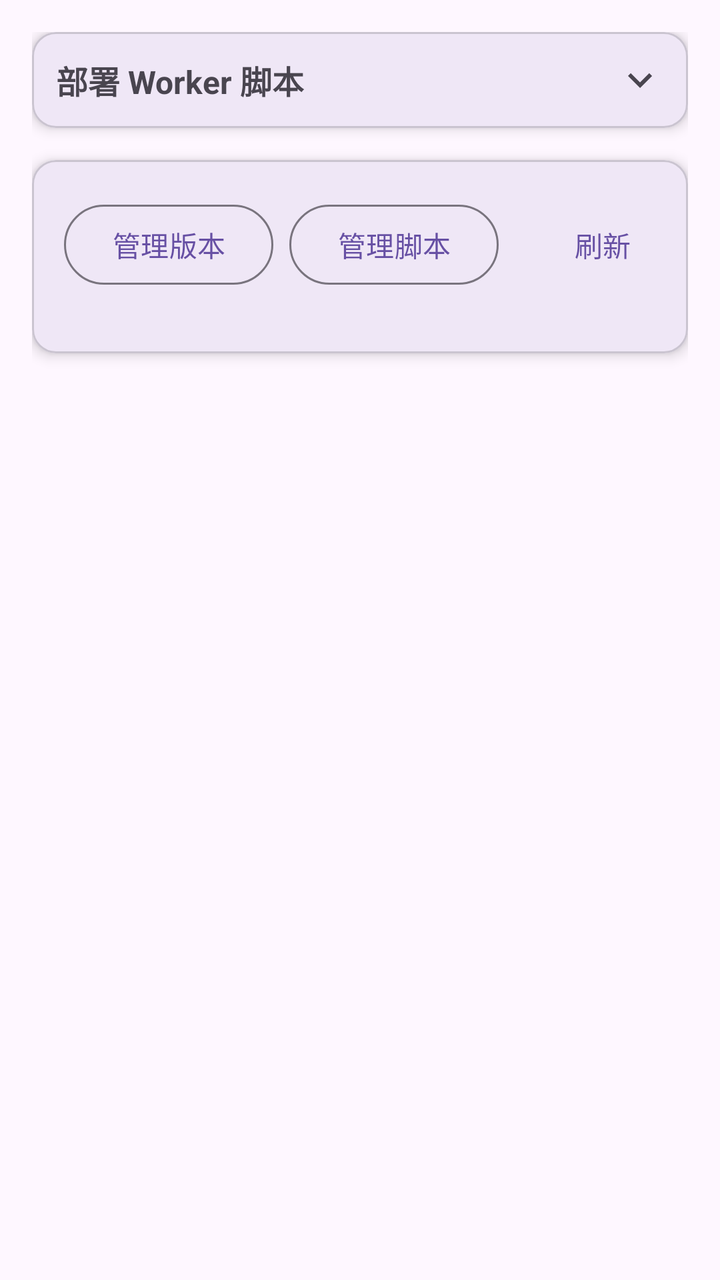
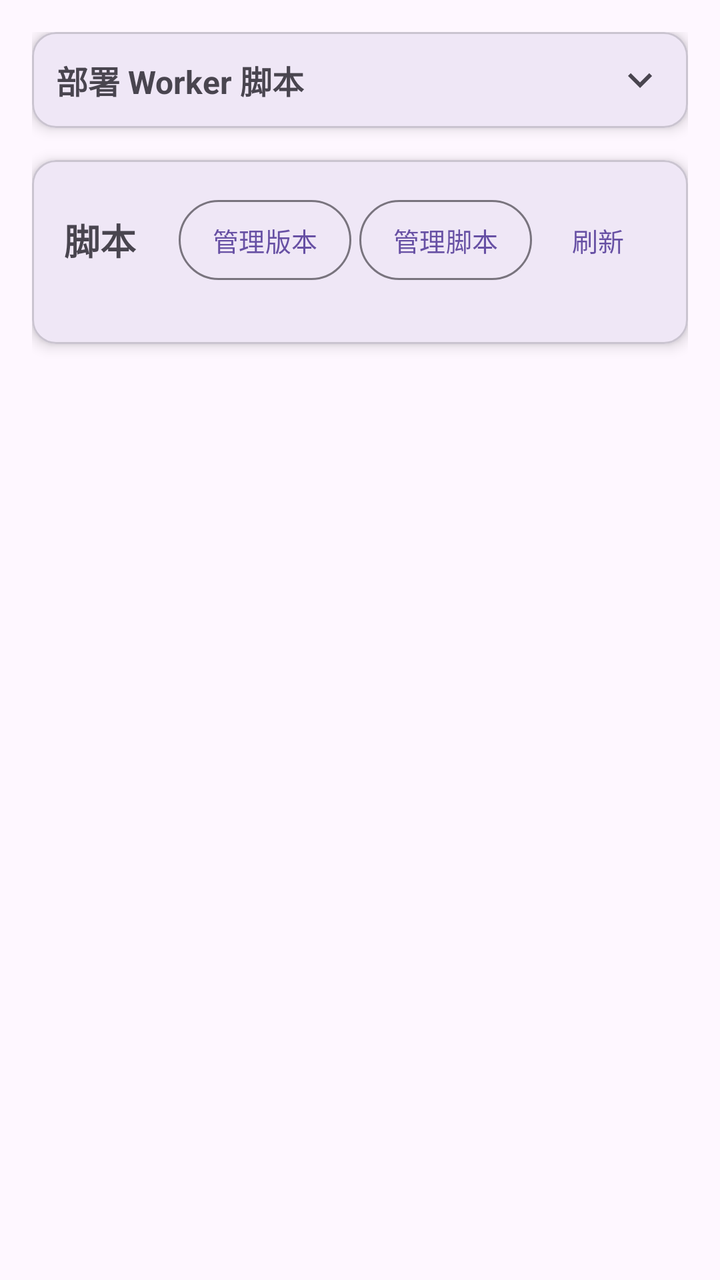

The first picture is an Android layout as it rendered before a commit; the second is the same layout after the commit. The layout source and the unified diff follow.
<!-- AndroidManifest.xml: application theme AppTheme -->
<!-- res/layout/fragment_worker.xml -->
<?xml version="1.0" encoding="utf-8"?>
<androidx.coordinatorlayout.widget.CoordinatorLayout xmlns:android="http://schemas.android.com/apk/res/android"
    xmlns:app="http://schemas.android.com/apk/res-auto"
    android:layout_width="match_parent"
    android:layout_height="match_parent">

    <androidx.core.widget.NestedScrollView
        android:layout_width="match_parent"
        android:layout_height="match_parent"
        android:fillViewport="true"
        android:padding="16dp">

        <LinearLayout
            android:layout_width="match_parent"
            android:layout_height="wrap_content"
            android:orientation="vertical">

            
            <com.google.android.material.card.MaterialCardView
                android:id="@+id/deployCard"
                android:layout_width="match_parent"
                android:layout_height="wrap_content"
                android:layout_marginBottom="16dp"
                app:cardElevation="4dp"
                app:cardCornerRadius="12dp">

                <LinearLayout
                    android:layout_width="match_parent"
                    android:layout_height="wrap_content"
                    android:orientation="vertical">

                    <LinearLayout
                        android:id="@+id/deployCardHeader"
                        android:layout_width="match_parent"
                        android:layout_height="wrap_content"
                        android:orientation="horizontal"
                        android:gravity="center_vertical"
                        android:padding="12dp"
                        android:clickable="true"
                        android:focusable="true"
                        android:background="?attr/selectableItemBackground">

                        <TextView
                            android:layout_width="0dp"
                            android:layout_height="wrap_content"
                            android:layout_weight="1"
                            android:text="部署 Worker 脚本"
                            android:textSize="16sp"
                            android:textStyle="bold" />

                        <ImageView
                            android:id="@+id/deployCardArrow"
                            android:layout_width="24dp"
                            android:layout_height="24dp"
                            android:src="@drawable/ic_arrow_down"
                            android:rotation="0" />

                    </LinearLayout>

                    <LinearLayout
                        android:id="@+id/deployCardContent"
                        android:layout_width="match_parent"
                        android:layout_height="wrap_content"
                        android:orientation="vertical"
                        android:padding="12dp"
                        android:visibility="gone">

                        <com.google.android.material.textfield.TextInputLayout
                            android:layout_width="match_parent"
                            android:layout_height="wrap_content"
                            android:hint="Worker 名称"
                            app:boxBackgroundMode="outline"
                            style="@style/Widget.Material3.TextInputLayout.OutlinedBox.ExposedDropdownMenu"
                            android:layout_marginBottom="10dp">

                            <AutoCompleteTextView
                                android:id="@+id/workerNameEdit"
                                android:layout_width="match_parent"
                                android:layout_height="wrap_content"
                                android:inputType="text" />

                        </com.google.android.material.textfield.TextInputLayout>

                        <com.google.android.material.textfield.TextInputLayout
                            android:layout_width="match_parent"
                            android:layout_height="wrap_content"
                            android:hint="脚本文件(仅支持：.js)"
                            app:boxBackgroundMode="outline"
                            app:endIconMode="custom"
                            app:endIconDrawable="@android:drawable/ic_menu_search"
                            android:layout_marginBottom="10dp">

                            <com.google.android.material.textfield.TextInputEditText
                                android:id="@+id/filePathEdit"
                                android:layout_width="match_parent"
                                android:layout_height="wrap_content"
                                android:inputType="none"
                                android:focusable="false"
                                android:clickable="true" />

                        </com.google.android.material.textfield.TextInputLayout>

                        <com.google.android.material.textfield.TextInputLayout
                            android:layout_width="match_parent"
                            android:layout_height="wrap_content"
                            android:hint="默认兼容日期 2026-06-16"
                            app:placeholderText="输入格式：2026-06-16"
                            app:boxBackgroundMode="outline"
                            android:layout_marginBottom="12dp">

                            <com.google.android.material.textfield.TextInputEditText
                                android:id="@+id/compatibilityDateEdit"
                                android:layout_width="match_parent"
                                android:layout_height="wrap_content"
                                android:inputType="date" />

                        </com.google.android.material.textfield.TextInputLayout>

                        <Button
                            android:id="@+id/selectFileBtn"
                            android:layout_width="match_parent"
                            android:layout_height="wrap_content"
                            android:text="选择文件"
                            android:layout_marginBottom="12dp"
                            style="@style/Widget.Material3.Button.OutlinedButton" />

                        <Button
                            android:id="@+id/uploadBtn"
                            android:layout_width="match_parent"
                            android:layout_height="50dp"
                            android:text="部署脚本"
                            android:textSize="14sp"
                            style="@style/Widget.Material3.Button" />

                        <ProgressBar
                            android:id="@+id/uploadProgress"
                            android:layout_width="match_parent"
                            android:layout_height="wrap_content"
                            android:layout_marginTop="8dp"
                            android:visibility="gone"
                            style="?android:attr/progressBarStyleHorizontal" />

                    </LinearLayout>

                </LinearLayout>

            </com.google.android.material.card.MaterialCardView>

            
            <com.google.android.material.card.MaterialCardView
                android:layout_width="match_parent"
                android:layout_height="wrap_content"
                app:cardElevation="4dp"
                app:cardCornerRadius="12dp">

                <LinearLayout
                    android:layout_width="match_parent"
                    android:layout_height="wrap_content"
                    android:orientation="vertical"
                    android:padding="16dp">

                    <LinearLayout
                        android:layout_width="match_parent"
                        android:layout_height="wrap_content"
                        android:orientation="horizontal"
                        android:gravity="center_vertical"
                        android:layout_marginBottom="12dp">

                        <TextView
                            android:layout_width="0dp"
                            android:layout_height="wrap_content"
                            android:layout_weight="1"
                            android:text="脚本"
                            android:textSize="18sp"
                            android:textStyle="bold" />
                        
                        <Button
                            android:id="@+id/cleanupDeploymentsBtn"
                            android:layout_width="wrap_content"
                            android:layout_height="wrap_content"
                            android:text="管理版本"
                            style="@style/Widget.Material3.Button.OutlinedButton"
                            android:layout_marginEnd="8dp" />

                        <Button
                            android:id="@+id/toggleSelectionModeBtn"
                            android:layout_width="wrap_content"
                            android:layout_height="wrap_content"
                            android:text="管理脚本"
                            style="@style/Widget.Material3.Button.OutlinedButton"
                            android:layout_marginEnd="8dp" />

                        <Button
                            android:id="@+id/refreshBtn"
                            android:layout_width="wrap_content"
                            android:layout_height="wrap_content"
                            android:text="刷新"
                            style="@style/Widget.Material3.Button.TextButton" />

                    </LinearLayout>

                    <LinearLayout
                        android:id="@+id/selectionActionsLayout"
                        android:layout_width="match_parent"
                        android:layout_height="wrap_content"
                        android:orientation="horizontal"
                        android:gravity="center_vertical"
                        android:layout_marginBottom="12dp"
                        android:visibility="gone">

                        <TextView
                            android:id="@+id/selectionStatusText"
                            android:layout_width="0dp"
                            android:layout_height="wrap_content"
                            android:layout_weight="1"
                            android:text="已选择 0 个脚本"
                            android:textAppearance="?attr/textAppearanceBodyMedium" />

                        <Button
                            android:id="@+id/selectAllBtn"
                            android:layout_width="wrap_content"
                            android:layout_height="wrap_content"
                            android:text="全选"
                            style="@style/Widget.Material3.Button.OutlinedButton"
                            android:layout_marginEnd="8dp" />

                        <Button
                            android:id="@+id/batchDeleteBtn"
                            android:layout_width="wrap_content"
                            android:layout_height="wrap_content"
                            android:text="批量删除"
                            style="@style/Widget.Material3.Button" />

                    </LinearLayout>

                    <androidx.recyclerview.widget.RecyclerView
                        android:id="@+id/scriptsRecyclerView"
                        android:layout_width="match_parent"
                        android:layout_height="wrap_content"
                        android:nestedScrollingEnabled="false"
                        app:layoutManager="androidx.recyclerview.widget.LinearLayoutManager" />

                    <TextView
                        android:id="@+id/emptyText"
                        android:layout_width="match_parent"
                        android:layout_height="wrap_content"
                        android:text="暂无脚本"
                        android:textAlignment="center"
                        android:padding="24dp"
                        android:textColor="?android:textColorSecondary"
                        android:visibility="gone" />

                </LinearLayout>

            </com.google.android.material.card.MaterialCardView>

        </LinearLayout>

    </androidx.core.widget.NestedScrollView>

</androidx.coordinatorlayout.widget.CoordinatorLayout>
<!-- resources referenced by this layout -->
<resources>
  <style name="Base.AppTheme" parent="Theme.Material3.DayNight.NoActionBar">
      
      
    </style>
  <!-- unchanged entries left out for length: 2 -->
</resources>

<!-- the commit's change to res/layout/fragment_worker.xml (unified diff, before → after) -->
@@ -44,7 +44,7 @@
                             android:layout_width="0dp"
                             android:layout_height="wrap_content"
                             android:layout_weight="1"
-                            android:text="部署 Worker 脚本"
+                            android:text="@string/xml_fragment_worker"
                             android:textSize="16sp"
                             android:textStyle="bold" />
 
@@ -68,7 +68,7 @@
                         <com.google.android.material.textfield.TextInputLayout
                             android:layout_width="match_parent"
                             android:layout_height="wrap_content"
-                            android:hint="Worker 名称"
+                            android:hint="@string/xml_fragment_worker_hint"
                             app:boxBackgroundMode="outline"
                             style="@style/Widget.Material3.TextInputLayout.OutlinedBox.ExposedDropdownMenu"
                             android:layout_marginBottom="10dp">
@@ -84,7 +84,7 @@
                         <com.google.android.material.textfield.TextInputLayout
                             android:layout_width="match_parent"
                             android:layout_height="wrap_content"
-                            android:hint="脚本文件(仅支持：.js)"
+                            android:hint="@string/xml_fragment_worker_hint_2"
                             app:boxBackgroundMode="outline"
                             app:endIconMode="custom"
                             app:endIconDrawable="@android:drawable/ic_menu_search"
@@ -103,7 +103,7 @@
                         <com.google.android.material.textfield.TextInputLayout
                             android:layout_width="match_parent"
                             android:layout_height="wrap_content"
-                            android:hint="默认兼容日期 2026-06-16"
+                            android:hint="@string/xml_fragment_worker_hint_3"
                             app:placeholderText="输入格式：2026-06-16"
                             app:boxBackgroundMode="outline"
                             android:layout_marginBottom="12dp">
@@ -120,7 +120,7 @@
                             android:id="@+id/selectFileBtn"
                             android:layout_width="match_parent"
                             android:layout_height="wrap_content"
-                            android:text="选择文件"
+                            android:text="@string/worker_select_file"
                             android:layout_marginBottom="12dp"
                             style="@style/Widget.Material3.Button.OutlinedButton" />
 
@@ -128,7 +128,7 @@
                             android:id="@+id/uploadBtn"
                             android:layout_width="match_parent"
                             android:layout_height="50dp"
-                            android:text="部署脚本"
+                            android:text="@string/xml_fragment_worker_2"
                             android:textSize="14sp"
                             style="@style/Widget.Material3.Button" />
 
@@ -159,52 +159,61 @@
                     android:orientation="vertical"
                     android:padding="16dp">
 
+                    
                     <LinearLayout
                         android:layout_width="match_parent"
                         android:layout_height="wrap_content"
                         android:orientation="horizontal"
                         android:gravity="center_vertical"
+                        android:baselineAligned="false"
                         android:layout_marginBottom="12dp">
 
                         <TextView
                             android:layout_width="0dp"
                             android:layout_height="wrap_content"
-                            android:layout_weight="1"
-                            android:text="脚本"
+                            android:layout_weight="2"
+                            android:text="@string/xml_fragment_worker_3"
                             android:textSize="18sp"
-                            android:textStyle="bold" />
+                            android:textStyle="bold"
+                            android:maxLines="1"
+                            android:ellipsize="end" />
                         
                         <Button
                             android:id="@+id/cleanupDeploymentsBtn"
-                            android:layout_width="wrap_content"
-                            android:layout_height="wrap_content"
-                            android:text="管理版本"
-                            style="@style/Widget.Material3.Button.OutlinedButton"
-                            android:layout_marginEnd="8dp" />
+                            android:layout_width="0dp"
+                            android:layout_height="wrap_content"
+                            android:layout_weight="3"
+                            android:text="@string/xml_fragment_worker_4"
+                            style="@style/AppButton.Outlined"
+                            android:layout_marginEnd="4dp" />
 
                         <Button
                             android:id="@+id/toggleSelectionModeBtn"
-                            android:layout_width="wrap_content"
-                            android:layout_height="wrap_content"
-                            android:text="管理脚本"
-                            style="@style/Widget.Material3.Button.OutlinedButton"
-                            android:layout_marginEnd="8dp" />
+                            android:layout_width="0dp"
+                            android:layout_height="wrap_content"
+                            android:layout_weight="3"
+                            android:text="@string/worker_manage_scripts"
+                            style="@style/AppButton.Outlined"
+                            android:layout_marginEnd="4dp" />
 
                         <Button
                             android:id="@+id/refreshBtn"
-                            android:layout_width="wrap_content"
-                            android:layout_height="wrap_content"
-                            android:text="刷新"
-                            style="@style/Widget.Material3.Button.TextButton" />
-
-                    </LinearLayout>
-
+                            android:layout_width="0dp"
+                            android:layout_height="wrap_content"
+                            android:layout_weight="2"
+                            android:text="@string/xml_fragment_worker_5"
+                            style="@style/AppButton.Text" />
+
+                    </LinearLayout>
+
+                    
                     <LinearLayout
                         android:id="@+id/selectionActionsLayout"
                         android:layout_width="match_parent"
                         android:layout_height="wrap_content"
                         android:orientation="horizontal"
                         android:gravity="center_vertical"
+                        android:baselineAligned="false"
                         android:layout_marginBottom="12dp"
                         android:visibility="gone">
 
@@ -212,24 +221,28 @@
                             android:id="@+id/selectionStatusText"
                             android:layout_width="0dp"
                             android:layout_height="wrap_content"
-                            android:layout_weight="1"
-                            android:text="已选择 0 个脚本"
+                            android:layout_weight="3"
+                            android:text="@string/xml_fragment_worker_6"
+                            android:maxLines="1"
+                            android:ellipsize="end"
                             android:textAppearance="?attr/textAppearanceBodyMedium" />
 
                         <Button
                             android:id="@+id/selectAllBtn"
-                            android:layout_width="wrap_content"
-                            android:layout_height="wrap_content"
-                            android:text="全选"
-                            style="@style/Widget.Material3.Button.OutlinedButton"
-                            android:layout_marginEnd="8dp" />
+                            android:layout_width="0dp"
+                            android:layout_height="wrap_content"
+                            android:layout_weight="2"
+                            android:text="@string/snippet_select_all"
+                            style="@style/AppButton.Outlined"
+                            android:layout_marginEnd="4dp" />
 
                         <Button
                             android:id="@+id/batchDeleteBtn"
-                            android:layout_width="wrap_content"
-                            android:layout_height="wrap_content"
-                            android:text="批量删除"
-                            style="@style/Widget.Material3.Button" />
+                            android:layout_width="0dp"
+                            android:layout_height="wrap_content"
+                            android:layout_weight="2"
+                            android:text="@string/xml_fragment_worker_7"
+                            style="@style/AppButton" />
 
                     </LinearLayout>
 
@@ -244,7 +257,7 @@
                         android:id="@+id/emptyText"
                         android:layout_width="match_parent"
                         android:layout_height="wrap_content"
-                        android:text="暂无脚本"
+                        android:text="@string/xml_fragment_worker_8"
                         android:textAlignment="center"
                         android:padding="24dp"
                         android:textColor="?android:textColorSecondary"
<!-- resource entries referenced after the edit -->
@@ -1,8 +1,87 @@
 <!-- resources referenced by this layout -->
 <resources>
+  <string name="snippet_select_all">全选</string>
+  <string name="worker_manage_scripts">管理脚本</string>
+  <string name="worker_select_file">选择文件</string>
+  <string name="xml_fragment_worker">部署 Worker 脚本</string>
+  <string name="xml_fragment_worker_2">部署脚本</string>
+  <string name="xml_fragment_worker_3">脚本</string>
+  <string name="xml_fragment_worker_4">管理版本</string>
+  <string name="xml_fragment_worker_5">刷新</string>
+  <string name="xml_fragment_worker_6">已选择 0 个脚本</string>
+  <string name="xml_fragment_worker_7">批量删除</string>
+  <string name="xml_fragment_worker_8">暂无脚本</string>
+  <string name="xml_fragment_worker_hint">Worker 名称</string>
+  <string name="xml_fragment_worker_hint_2">脚本文件(仅支持：.js)</string>
+  <string name="xml_fragment_worker_hint_3">默认兼容日期 2026-06-16</string>
+  <style name="AppButton" parent="Widget.Material3.Button">
+      <item name="android:minHeight">@dimen/app_button_min_height</item>
+      <item name="android:minWidth">@dimen/app_button_min_width</item>
+      <item name="android:maxLines">2</item>
+      <item name="android:ellipsize">end</item>
+      <item name="android:paddingStart">@dimen/app_button_padding_h</item>
+      <item name="android:paddingEnd">@dimen/app_button_padding_h</item>
+      <item name="android:breakStrategy">simple</item>
+      <item name="android:hyphenationFrequency">full</item>
+      <item name="android:textSize">@dimen/app_button_text_size</item>
+    </style>
+  <style name="AppButton.Outlined" parent="Widget.Material3.Button.OutlinedButton" tools:keep="@style/AppButton_Outlined">
+      <item name="android:minHeight">@dimen/app_button_min_height</item>
+      <item name="android:minWidth">@dimen/app_button_min_width</item>
+      <item name="android:maxLines">2</item>
+      <item name="android:ellipsize">end</item>
+      <item name="android:paddingStart">@dimen/app_button_padding_h</item>
+      <item name="android:paddingEnd">@dimen/app_button_padding_h</item>
+      <item name="android:breakStrategy">simple</item>
+      <item name="android:hyphenationFrequency">full</item>
+      <item name="android:textSize">@dimen/app_button_text_size</item>
+    </style>
+  <style name="AppButton.Text" parent="Widget.Material3.Button.TextButton" tools:keep="@style/AppButton_Text">
+      <item name="android:minHeight">@dimen/app_button_min_height</item>
+      <item name="android:minWidth">@dimen/app_button_min_width</item>
+      <item name="android:maxLines">2</item>
+      <item name="android:ellipsize">end</item>
+      <item name="android:paddingStart">@dimen/app_button_padding_h</item>
+      <item name="android:paddingEnd">@dimen/app_button_padding_h</item>
+      <item name="android:breakStrategy">simple</item>
+      <item name="android:hyphenationFrequency">full</item>
+      <item name="android:textSize">@dimen/app_button_text_size</item>
+    </style>
+  <dimen name="app_button_min_height">48dp</dimen>
+  <dimen name="app_button_min_width">112dp</dimen>
+  <dimen name="app_button_padding_h">10dp</dimen>
+  <dimen name="app_button_text_size">13sp</dimen>
   <style name="Base.AppTheme" parent="Theme.Material3.DayNight.NoActionBar">
       
       
+  
+      
+      <item name="android:textViewStyle">@style/AppTextView</item>
+      <item name="android:buttonStyle">@style/AppButton</item>
+      <item name="materialButtonStyle">@style/AppMaterialButton</item>
+      <item name="chipStyle">@style/AppChip</item>
+    </style>
+  <style name="AppTextView" parent="@android:style/Widget.DeviceDefault.TextView">
+      <item name="android:breakStrategy">simple</item>
+      <item name="android:hyphenationFrequency">full</item>
+      <item name="android:ellipsize">end</item>
+      <item name="android:justificationMode">inter_word</item>
+      <item name="android:textIsSelectable">false</item>
+    </style>
+  <style name="AppMaterialButton" parent="Widget.Material3.Button">
+      <item name="android:minHeight">@dimen/app_button_min_height</item>
+      <item name="android:minWidth">@dimen/app_button_min_width</item>
+      <item name="android:maxLines">2</item>
+      <item name="android:ellipsize">end</item>
+      <item name="android:paddingStart">@dimen/app_button_padding_h</item>
+      <item name="android:paddingEnd">@dimen/app_button_padding_h</item>
+      <item name="android:breakStrategy">simple</item>
+      <item name="android:hyphenationFrequency">full</item>
+      <item name="android:textAllCaps">false</item>
+      <item name="android:textSize">@dimen/app_button_text_size</item>
+    </style>
+  <style name="AppChip" parent="Widget.Material3.Chip.Assist">
+      <item name="android:textIsSelectable">false</item>
     </style>
   <!-- unchanged entries left out for length: 2 -->
 </resources>
